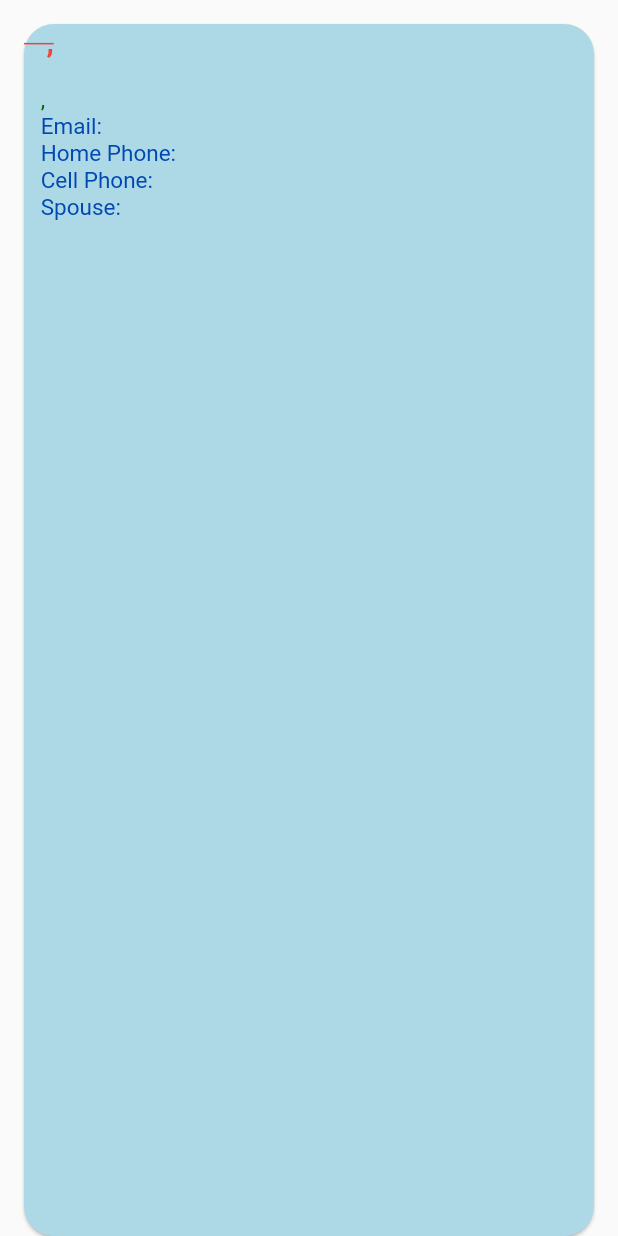
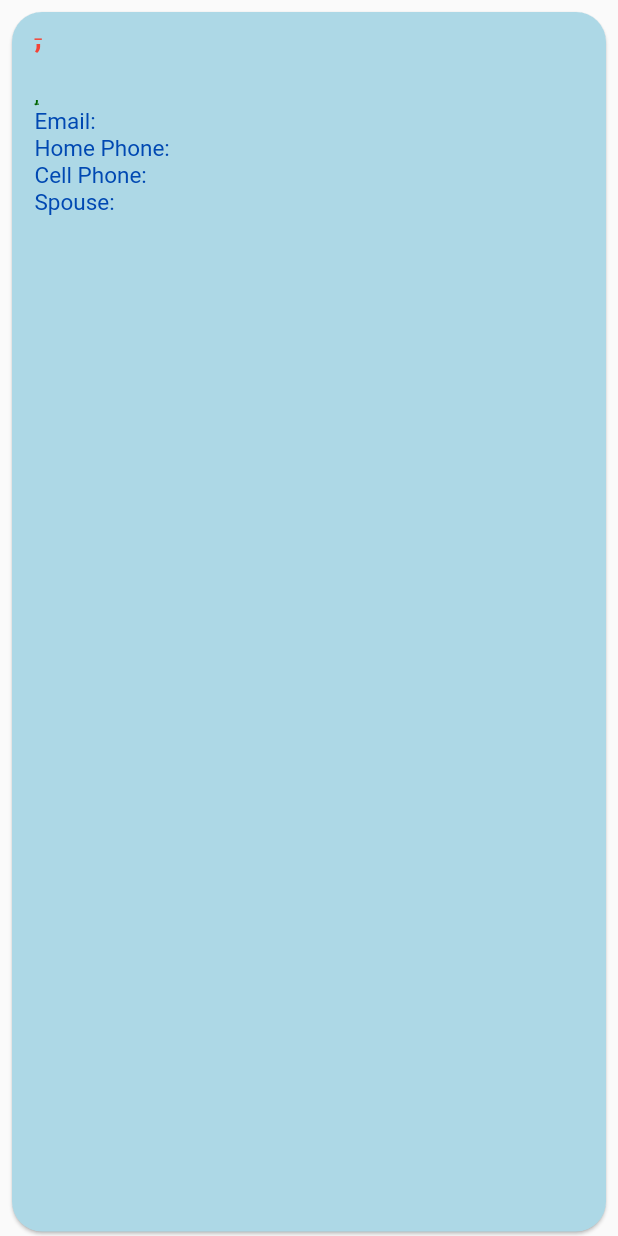
Before and after one commit to mzeiger/kiwanis_roster_flutter, a Flutter app: what cardTemplate() shows on an empty page, opened directly, on a phone screen of 412 x 824 dp. Run offline on Flutter 3.47's test engine with Material 2 defaults, Android fonts, the phone set to English and light mode, and no system bars; our stand-ins replace gap; network calls fail.

Commit message:
Added Gap widget Adjusted spacing using Padding

```diff
--- a/lib/src/screens/kiwanis_screen.dart
+++ b/lib/src/screens/kiwanis_screen.dart
@@ -56,7 +56,9 @@ class KiwanisScreenState extends State<KiwanisScreen> {
       body: Container(
         margin: const EdgeInsets.symmetric(horizontal: 10, vertical: 10),
         child: Column(children: [
-          TextField(
+          Padding(
+            padding: const EdgeInsets.only(bottom: 5),
+            child: TextField(
               controller: searchMemberController,
               decoration: InputDecoration(
                 contentPadding: const EdgeInsets.all(15.0),
@@ -75,6 +77,7 @@ class KiwanisScreenState extends State<KiwanisScreen> {
                         icon: const Icon(Icons.clear)),
               ),
               onChanged: (string) => _textChanged(string),
+            ),
           ),
           Expanded(
             child: ListView.builder(
--- a/lib/src/widgets/kiwanis_card_widget.dart
+++ b/lib/src/widgets/kiwanis_card_widget.dart
@@ -1,7 +1,11 @@
 import 'package:flutter/material.dart';
+import 'package:gap/gap.dart';
+import 'package:url_launcher/link.dart';
+import 'package:url_launcher/url_launcher.dart';
+import 'package:url_launcher/url_launcher_string.dart';
 
 Widget cardTemplate(post) {
-  const SPACE = "  "; // 2 spaces
+
   const double FONTSIZE = 15;
 
   Color cardBackgroundColor = const Color(0xFFADD8E6);
@@ -9,89 +13,173 @@ Widget cardTemplate(post) {
   Color deletedNameColor = Colors.red;
   Color allLabels = const Color(0xFF0048B2);
   Color allData = const Color(0xFF006400);
+  Color linkData = const Color(0xFF006400);
 
-  return Card(
+  return Padding(
+    padding: const EdgeInsets.all(3.0),
+    child: Card(
       color: cardBackgroundColor,
       shape: RoundedRectangleBorder(
         borderRadius: BorderRadius.circular(20),
       ),
-    margin: const EdgeInsets.fromLTRB(16, 16, 16, 0),
+      margin: const EdgeInsets.fromLTRB(5, 5, 5, 0),
       child: Column(
         crossAxisAlignment: CrossAxisAlignment.stretch,
         children: <Widget>[
           post['block'] == "0"
-            ? Text(
-          "$SPACE ${post['lastname']}, ${post['firstname']}",
+              ? Padding(
+                  padding: const EdgeInsets.only(left: 15, top: 5),
+                  child: Text(
+                    "${post['lastname']}, ${post['firstname']}",
                     style: TextStyle(
                         color: nameColor,
                         fontSize: FONTSIZE + 5,
                         fontWeight: FontWeight.bold),
+                  ),
                 )
-            : Text(
-          "$SPACE ${post['lastname']}, ${post['firstname']}",
+              : Padding(
+                  padding: const EdgeInsets.only(left: 15, top: 5),
+                  child: Text(
+                    "${post['lastname']}, ${post['firstname']}",
                     style: TextStyle(
                         color: deletedNameColor,
                         fontSize: FONTSIZE + 5,
                         fontWeight: FontWeight.bold,
                         decoration: TextDecoration.lineThrough),
                   ),
-        Text(
-          "$SPACE ${post['cb_address']}",
-          style: TextStyle(color: allData, fontSize: FONTSIZE),
                 ),
-        Text(
-          "$SPACE ${post['cb_city']}, ${post['cb_state']} ${post['cb_zipcode']}",
-          style: TextStyle(color: allData, fontSize: FONTSIZE),
-        ),
+          InkWell(
+              child: Padding(
+                padding: const EdgeInsets.only(left: 15),
+                child: Column(
+                  crossAxisAlignment: CrossAxisAlignment.start,
+                  children: [
                     Row(
                       children: [
                         Text(
-              "$SPACE Email:$SPACE",
-              style: TextStyle(color: allLabels, fontSize: FONTSIZE),
-            ),
-            Text(
-              "${post['email']}",
-              style: TextStyle(color: allData, fontSize: FONTSIZE),
+                          "${post['cb_address']}",
+                          style: TextStyle(
+                              color: allData,
+                              fontSize: FONTSIZE,
+                              decoration: TextDecoration.underline),
                         ),
                       ],
                     ),
                     Row(
                       children: [
                         Text(
-              "$SPACE Home Phone:$SPACE",
-              style: TextStyle(color: allLabels, fontSize: FONTSIZE),
-            ),
-            Text(
-              "${post['cb_homephone']}",
-              style: TextStyle(color: allData, fontSize: FONTSIZE),
+                          "${post['cb_city']}, ${post['cb_state']} ${post['cb_zipcode']}",
+                          style: TextStyle(
+                              color: allData,
+                              fontSize: FONTSIZE,
+                              decoration: TextDecoration.underline),
                         ),
                       ],
                     ),
-        Row(
+                  ],
+                ),
+              ),
+              onTap: () {
+                String urlAddress =
+                    "?q=${post['cb_address']}, ${post['cb_city']}, ${post['cb_state']} ${post['cb_zipcode']}";
+                Uri uri = Uri(
+                    scheme: 'https',
+                    path: urlAddress,
+                    host: 'maps.google.com',
+                    queryParameters: {'q': urlAddress});
+                print(uri);
+                launchUrl(uri);
+              }),
+          Padding(
+            padding: const EdgeInsets.only(left: 15),
+            child: Row(
               children: [
                 Text(
-              "$SPACE Cell Phone:$SPACE",
+                  "Email:",
                   style: TextStyle(color: allLabels, fontSize: FONTSIZE),
                 ),
-            Text(
-              "${post['cb_mobilephone']}",
-              style: TextStyle(color: allData, fontSize: FONTSIZE),
+                const Gap(4),
+                InkWell(
+                  child: Text(
+                    "${post['email']}",
+                    style: TextStyle(
+                      color: linkData,
+                      fontSize: FONTSIZE,
+                      decoration: TextDecoration.underline,
+                    ),
+                  ),
+                  onTap: () => launchUrl(Uri(scheme: 'mailto', path: "${post['email']}")),
                 ),
               ],
             ),
-        Row(
+          ),
+          Padding(
+            padding: const EdgeInsets.only(left: 15),
+            child: Row(
               children: [
                 Text(
-              "$SPACE Spouse:$SPACE",
+                  "Home Phone:",
                   style: TextStyle(color: allLabels, fontSize: FONTSIZE),
                 ),
+                const Gap(4),
+                InkWell(
+                  child: Text(
+                    "${post['cb_homephone']}",
+                    style: TextStyle(
+                        color: linkData,
+                        fontSize: FONTSIZE,
+                        decoration: TextDecoration.underline),
+                  ),
+                  onTap: () =>
+                      launchUrl(Uri(scheme: 'tel', path: "${post['cb_homephone']}")),
+                ),
+              ],
+            ),
+          ),
+          Padding(
+            padding: const EdgeInsets.only(left: 15),
+            child: Row(
+              children: [
+                Text(
+                  "Cell Phone:",
+                  style: TextStyle(
+                    color: allLabels,
+                    fontSize: FONTSIZE,
+                  ),
+                ),
+                const Gap(4),
+                InkWell(
+                  child: Text(
+                    "${post['cb_mobilephone']}",
+                    style: TextStyle(
+                        color: linkData,
+                        fontSize: FONTSIZE,
+                        decoration: TextDecoration.underline),
+                  ),
+                  onTap: () =>
+                      launchUrl(Uri(scheme: 'tel', path: "${post['cb_mobliephone']}")),
+                ),
+              ],
+            ),
+          ),
+          Padding(
+            padding: const EdgeInsets.only(left: 15, bottom: 10),
+            child: Row(
+              children: [
+                Text(
+                  "Spouse:",
+                  style: TextStyle(color: allLabels, fontSize: FONTSIZE),
+                ),
+                const Gap(4),
                 Text(
                   "${post['cb_spousename']}",
                   style: TextStyle(color: allData, fontSize: FONTSIZE),
                 ),
               ],
             ),
+          ),
         ],
+      ),
     ),
   );
 }
```
Also changed, not shown: pubspec.yaml (+4 -4 lines), 1 other file. Lines whose indentation alone changed are shown as unchanged.
